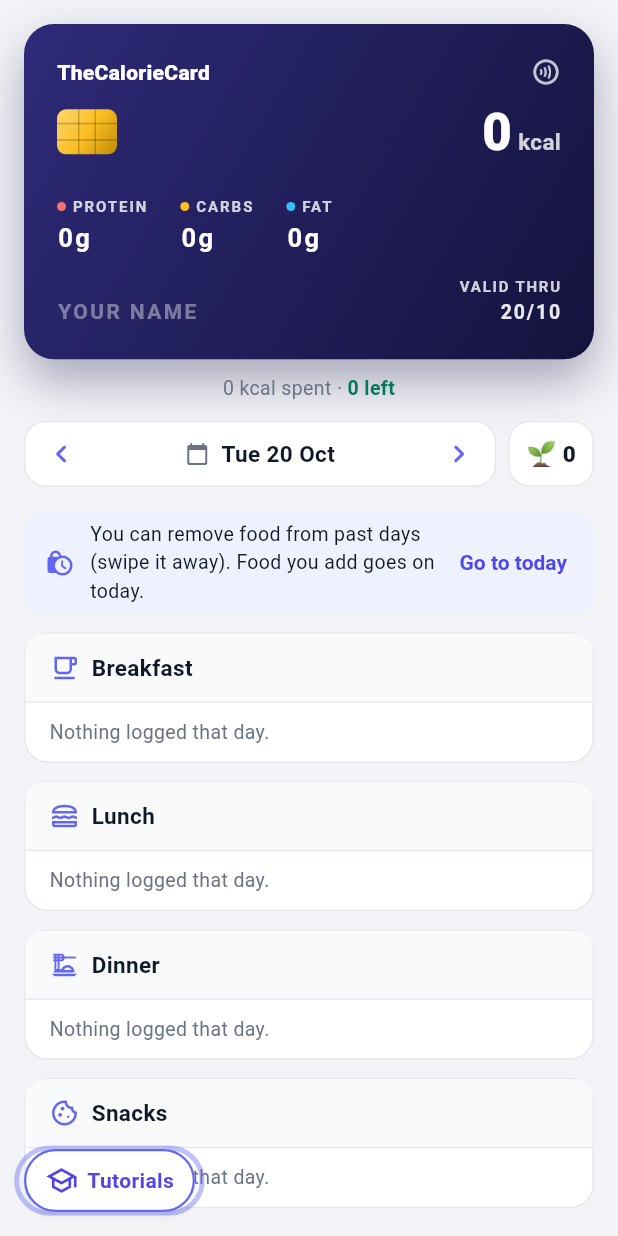
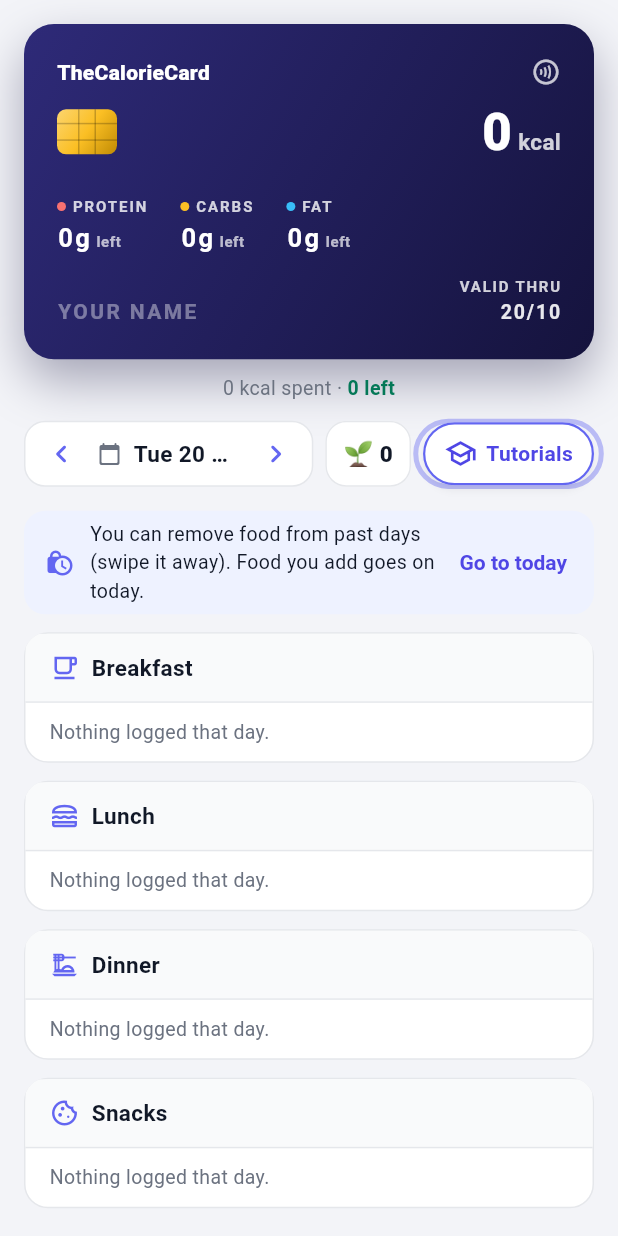
Before and after one commit to taran311/TheCalorieCard, a Flutter app: the HomePage screen opened directly, on a phone screen of 412 x 824 dp. Run offline on Flutter 3.47's test engine with Material 3 defaults, Android fonts, the phone set to English and light mode, and no system bars; our stand-ins replace cloud_firestore, firebase_auth, firebase_core, firebase_messaging, image_picker, in_app_purchase and 2 more; missing offline and left inert: dart:js_interop, mobile_scanner; accounts and stored records are empty; network calls fail.

Commit message:
improve ux

```diff
--- a/lib/pages/home_page.dart
+++ b/lib/pages/home_page.dart
@@ -19,6 +19,7 @@ import 'package:namer_app/services/card_design_service.dart';
 import 'package:namer_app/services/even_out.dart';
 import 'package:namer_app/services/direct_debit_service.dart';
 import 'package:namer_app/services/food_log.dart';
+import 'package:namer_app/services/portion_amount.dart';
 import 'package:namer_app/services/late_close.dart';
 import 'package:namer_app/services/friends_service.dart';
 import 'package:namer_app/services/chat_service.dart';
@@ -2312,7 +2313,16 @@ class _HomePageState extends State<HomePage>
       QueryDocumentSnapshot<Map<String, dynamic>> doc, bool canEdit) {
     final data = doc.data();
     final name = (data['food_description'] ?? 'Food').toString();
-    final portion = (data['food_portion'] ?? '').toString();
+    final rawPortion = (data['food_portion'] ?? '').toString();
+    // "200ml Alpro soya milk" over "200 ml" says it twice: the amount
+    // underneath only shows when the name doesn't already say it.
+    final nameSize = PortionAmount.amountsIn(name) == 1
+        ? PortionAmount.sizeOf(name)
+        : null;
+    final portion = nameSize != null &&
+            nameSize == PortionAmount.sizeOf(rawPortion)
+        ? ''
+        : rawPortion;
     final reactions = _foodReactions[doc.id];
     final estimate = data['food_estimate'] == true;
     // Only you see that there's a note (tap the food to read it).
@@ -2645,6 +2655,13 @@ class _HomePageState extends State<HomePage>
       },
     );
     if (plan == null) return null;
+    // "About 910 kcal for dinner" when 910 is all that's left just says
+    // "910 left" again: only shown when it splits things up.
+    if (plan.meals.length == 1 &&
+        plan.snackReserve == 0 &&
+        (plan.perMeal - left).abs() <= 10) {
+      return null;
+    }
     return Row(
       mainAxisAlignment: MainAxisAlignment.center,
       children: [
@@ -2775,10 +2792,6 @@ class _HomePageState extends State<HomePage>
 
     return Scaffold(
       backgroundColor: AppColors.canvas,
-      // Tutorials, bottom-left so it never sits under the Coach button.
-      // It hides itself once you've watched a couple.
-      floatingActionButton: ownHome ? const TutorialButton() : null,
-      floatingActionButtonLocation: FloatingActionButtonLocation.startFloat,
       body: Column(
         children: [
           if (widget.showBanner) _buildBanner(context),
@@ -2787,7 +2800,7 @@ class _HomePageState extends State<HomePage>
               onRefresh: _refreshAfterChange,
               child: SingleChildScrollView(
                 physics: const AlwaysScrollableScrollPhysics(),
-                padding: EdgeInsets.only(top: topGap, bottom: ownHome ? 96 : 48),
+                padding: EdgeInsets.only(top: topGap, bottom: ownHome ? 72 : 48),
                 child: Column(
                   crossAxisAlignment: CrossAxisAlignment.stretch,
                   children: [
@@ -2893,6 +2906,11 @@ class _HomePageState extends State<HomePage>
                             const SizedBox(width: 8),
                             StreakPill(userId: _activeUserId),
                           ],
+                          // Tutorials sit here rather than floating over the
+                          // food list; gone once a couple have been watched.
+                          if (ownHome)
+                            const TutorialButton(
+                                padding: EdgeInsets.only(left: 8)),
                         ],
                       ),
                     ),
--- a/lib/ui/calorie_card.dart
+++ b/lib/ui/calorie_card.dart
@@ -518,8 +518,23 @@ class MacroNumber extends StatelessWidget {
             ],
           ),
           const SizedBox(height: 2),
-          Text(
-            '${over ? '−' : ''}${grams}g',
+          // "58g left": the card shows what's left (eaten is on its back),
+          // so it says so.
+          Text.rich(
+            TextSpan(
+              text: '${over ? '−' : ''}${grams}g',
+              children: [
+                TextSpan(
+                  text: over ? ' over' : ' left',
+                  style: TextStyle(
+                    color: Colors.white.withValues(alpha: 0.7),
+                    fontSize: 10,
+                    fontWeight: FontWeight.w600,
+                    letterSpacing: 0.4,
+                  ),
+                ),
+              ],
+            ),
             maxLines: 1,
             style: TextStyle(
               color: over ? CalorieCardColors.overBudget : Colors.white,
--- a/lib/ui/tutorials/tutorial_button.dart
+++ b/lib/ui/tutorials/tutorial_button.dart
@@ -6,7 +6,8 @@ import 'package:namer_app/ui/tutorials/tutorial_player.dart';
 import 'package:namer_app/ui/tutorials/tutorial_scripts.dart';
 import 'package:shared_preferences/shared_preferences.dart';
 
-/// Tutorials button on the Card screen that opens the tutorials.
+/// Tutorials button on the Card screen (in the row with the day and
+/// streak, so it never covers the food list) that opens the tutorials.
 ///
 /// The first time someone sees it, it's a labelled pill with a pulsing
 /// ring so it gets noticed; once they've opened it, it settles into a small
@@ -14,7 +15,10 @@ import 'package:shared_preferences/shared_preferences.dart';
 /// (they stay in Profile via [showTutorialsSheet]), so it stops covering
 /// the list for people who already know their way round.
 class TutorialButton extends StatefulWidget {
-  const TutorialButton({super.key});
+  /// Around the button while it shows (nothing once it's gone).
+  final EdgeInsetsGeometry padding;
+
+  const TutorialButton({super.key, this.padding = EdgeInsets.zero});
 
   @override
   State<TutorialButton> createState() => _TutorialButtonState();
@@ -150,7 +154,9 @@ class _TutorialButtonState extends State<TutorialButton>
       ),
     );
 
-    return Tooltip(
+    return Padding(
+      padding: widget.padding,
+      child: Tooltip(
       message: 'Tutorials',
       child: AnimatedBuilder(
         animation: _pulse,
@@ -182,6 +188,7 @@ class _TutorialButtonState extends State<TutorialButton>
           );
         },
         child: button,
+      ),
       ),
     );
   }
--- a/lib/ui/tutorials/tutorial_scripts.dart
+++ b/lib/ui/tutorials/tutorial_scripts.dart
@@ -205,8 +205,9 @@ final List<Tutorial> tutorials = [
         focus: 'mic',
       ),
       TStep(
-        title: 'Stop when you\'re done',
-        body: 'Pause, or tap stop. Every food becomes its own item.',
+        title: 'Tap stop when you\'re done',
+        body: "It keeps listening while you think, so take your time. "
+            'Tap stop and every food becomes its own item.',
         target: 'mic',
         act: TAct.tap,
         apply: (s) {
```
Also changed, not shown: lib/services/web_platform_web.dart (+54 -13 lines).
